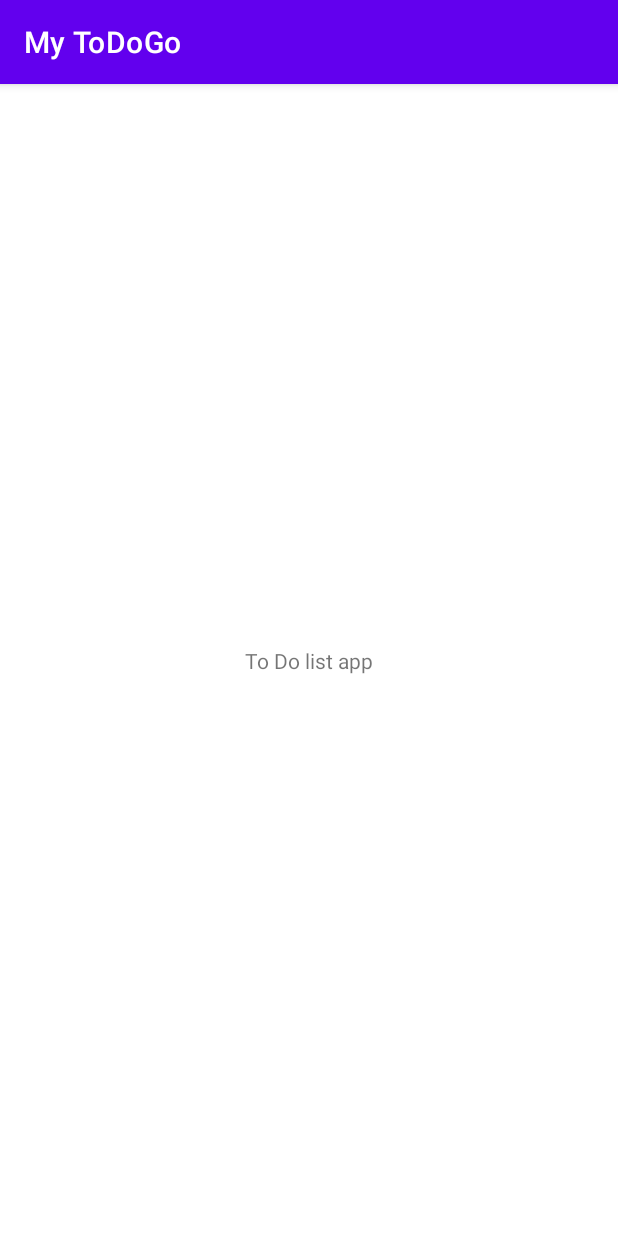
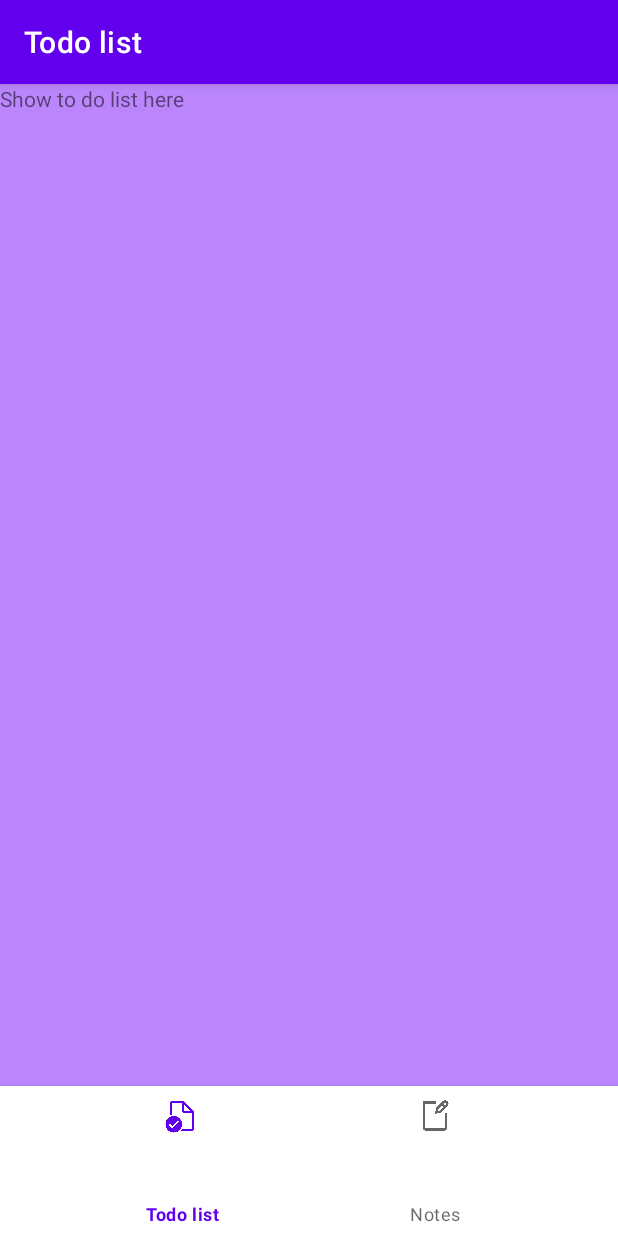
Before and after one commit to sbrishta/mytodogo, an Android app: the screen it shows after launch (MainActivity), on a phone screen of 412 x 824 dp. Run offline under Robolectric (Android 15) with nearby library versions, the phone set to English and light mode, and no system bars; our stand-ins replace navigation-ui.

Commit message:
Implemented Bottom navigation view with Navigation graph. - added bottom navigation view - added related menu items - added navigation graph todo_nav.xml  - added to do list and notes fragment - in main activity integrated nav controller with bottom navigation view - also added action bar configuration to show changes on title bar according to navigation item

```diff
--- a/app/build.gradle
+++ b/app/build.gradle
@@ -37,6 +37,9 @@ dependencies {
     implementation 'androidx.appcompat:appcompat:1.4.0'
     implementation 'com.google.android.material:material:1.4.0'
     implementation 'androidx.constraintlayout:constraintlayout:2.1.2'
+    implementation 'androidx.legacy:legacy-support-v4:1.0.0'
+    implementation 'androidx.navigation:navigation-fragment-ktx:2.3.5'
+    implementation 'androidx.navigation:navigation-ui-ktx:2.3.5'
     testImplementation 'junit:junit:4.+'
     androidTestImplementation 'androidx.test.ext:junit:1.1.3'
     androidTestImplementation 'androidx.test.espresso:espresso-core:3.4.0'
--- a/app/src/main/java/com/sbr/mytodogo/MainActivity.kt
+++ b/app/src/main/java/com/sbr/mytodogo/MainActivity.kt
@@ -2,10 +2,30 @@ package com.sbr.mytodogo
 
 import androidx.appcompat.app.AppCompatActivity
 import android.os.Bundle
+import androidx.fragment.app.Fragment
+import androidx.navigation.findNavController
+import androidx.navigation.fragment.NavHostFragment
+import androidx.navigation.ui.AppBarConfiguration
+import androidx.navigation.ui.setupActionBarWithNavController
+import androidx.navigation.ui.setupWithNavController
+import com.google.android.material.bottomnavigation.BottomNavigationView
 
 class MainActivity : AppCompatActivity() {
     override fun onCreate(savedInstanceState: Bundle?) {
         super.onCreate(savedInstanceState)
         setContentView(R.layout.activity_main)
+
+        val todoFragmentList = TodoListFragment()
+        val notesListFragment = NotesListFragment()
+
+        val bottomNavigationView = findViewById<BottomNavigationView>(R.id.bottomNavigationView)
+        val navHostFragment =
+            supportFragmentManager.findFragmentById(R.id.navHostFragment) as NavHostFragment
+        val navController = navHostFragment.navController
+        bottomNavigationView.setupWithNavController(navController)
+
+        val appBarConfig = AppBarConfiguration(setOf(R.id.todoListFragment,R.id.notesListFragment))
+        setupActionBarWithNavController(navController,appBarConfig)
     }
+
 }
--- /dev/null
+++ b/app/src/main/java/com/sbr/mytodogo/NotesListFragment.kt
@@ -0,0 +1,59 @@
+package com.sbr.mytodogo
+
+import android.os.Bundle
+import androidx.fragment.app.Fragment
+import android.view.LayoutInflater
+import android.view.View
+import android.view.ViewGroup
+
+// TODO: Rename parameter arguments, choose names that match
+// the fragment initialization parameters, e.g. ARG_ITEM_NUMBER
+private const val ARG_PARAM1 = "param1"
+private const val ARG_PARAM2 = "param2"
+
+/**
+ * A simple [Fragment] subclass.
+ * Use the [NotesListFragment.newInstance] factory method to
+ * create an instance of this fragment.
+ */
+class NotesListFragment : Fragment() {
+    // TODO: Rename and change types of parameters
+    private var param1: String? = null
+    private var param2: String? = null
+
+    override fun onCreate(savedInstanceState: Bundle?) {
+        super.onCreate(savedInstanceState)
+        arguments?.let {
+            param1 = it.getString(ARG_PARAM1)
+            param2 = it.getString(ARG_PARAM2)
+        }
+    }
+
+    override fun onCreateView(
+        inflater: LayoutInflater, container: ViewGroup?,
+        savedInstanceState: Bundle?
+    ): View? {
+        // Inflate the layout for this fragment
+        return inflater.inflate(R.layout.fragment_notes_list, container, false)
+    }
+
+    companion object {
+        /**
+         * Use this factory method to create a new instance of
+         * this fragment using the provided parameters.
+         *
+         * @param param1 Parameter 1.
+         * @param param2 Parameter 2.
+         * @return A new instance of fragment NotesListFragment.
+         */
+        // TODO: Rename and change types and number of parameters
+        @JvmStatic
+        fun newInstance(param1: String, param2: String) =
+            NotesListFragment().apply {
+                arguments = Bundle().apply {
+                    putString(ARG_PARAM1, param1)
+                    putString(ARG_PARAM2, param2)
+                }
+            }
+    }
+}
--- /dev/null
+++ b/app/src/main/java/com/sbr/mytodogo/TodoListFragment.kt
@@ -0,0 +1,59 @@
+package com.sbr.mytodogo
+
+import android.os.Bundle
+import androidx.fragment.app.Fragment
+import android.view.LayoutInflater
+import android.view.View
+import android.view.ViewGroup
+
+// TODO: Rename parameter arguments, choose names that match
+// the fragment initialization parameters, e.g. ARG_ITEM_NUMBER
+private const val ARG_PARAM1 = "param1"
+private const val ARG_PARAM2 = "param2"
+
+/**
+ * A simple [Fragment] subclass.
+ * Use the [TodoListFragment.newInstance] factory method to
+ * create an instance of this fragment.
+ */
+class TodoListFragment : Fragment() {
+    // TODO: Rename and change types of parameters
+    private var param1: String? = null
+    private var param2: String? = null
+
+    override fun onCreate(savedInstanceState: Bundle?) {
+        super.onCreate(savedInstanceState)
+        arguments?.let {
+            param1 = it.getString(ARG_PARAM1)
+            param2 = it.getString(ARG_PARAM2)
+        }
+    }
+
+    override fun onCreateView(
+        inflater: LayoutInflater, container: ViewGroup?,
+        savedInstanceState: Bundle?
+    ): View? {
+        // Inflate the layout for this fragment
+        return inflater.inflate(R.layout.fragment_todo_list, container, false)
+    }
+
+    companion object {
+        /**
+         * Use this factory method to create a new instance of
+         * this fragment using the provided parameters.
+         *
+         * @param param1 Parameter 1.
+         * @param param2 Parameter 2.
+         * @return A new instance of fragment TodoListFragment.
+         */
+        // TODO: Rename and change types and number of parameters
+        @JvmStatic
+        fun newInstance(param1: String, param2: String) =
+            TodoListFragment().apply {
+                arguments = Bundle().apply {
+                    putString(ARG_PARAM1, param1)
+                    putString(ARG_PARAM2, param2)
+                }
+            }
+    }
+}
--- a/app/src/main/res/layout/activity_main.xml
+++ b/app/src/main/res/layout/activity_main.xml
@@ -6,13 +6,25 @@
     android:layout_height="match_parent"
     tools:context=".MainActivity">
 
-    <TextView
-        android:layout_width="wrap_content"
-        android:layout_height="wrap_content"
-        android:text="To Do list app"
+    <com.google.android.material.bottomnavigation.BottomNavigationView
+        android:id="@+id/bottomNavigationView"
+        app:menu="@menu/bottom_nav_menu"
+        android:layout_width="match_parent"
+        android:layout_height="100dp"
         app:layout_constraintBottom_toBottomOf="parent"
-        app:layout_constraintLeft_toLeftOf="parent"
-        app:layout_constraintRight_toRightOf="parent"
-        app:layout_constraintTop_toTopOf="parent" />
+        app:layout_constraintEnd_toEndOf="parent"
+        app:layout_constraintStart_toStartOf="parent" />
+
+    <androidx.fragment.app.FragmentContainerView
+        android:id="@+id/navHostFragment"
+        android:name="androidx.navigation.fragment.NavHostFragment"
+        android:layout_width="match_parent"
+        android:layout_height="0dp"
+        app:defaultNavHost="true"
+        app:layout_constraintEnd_toEndOf="parent"
+        app:layout_constraintStart_toStartOf="parent"
+        app:layout_constraintTop_toTopOf="parent"
+        app:layout_constraintBottom_toTopOf="@id/bottomNavigationView"
+        app:navGraph="@navigation/todo_nav" />
 
 </androidx.constraintlayout.widget.ConstraintLayout>
--- /dev/null
+++ b/app/src/main/res/layout/fragment_notes_list.xml
@@ -0,0 +1,14 @@
+<?xml version="1.0" encoding="utf-8"?>
+<FrameLayout xmlns:android="http://schemas.android.com/apk/res/android"
+    xmlns:tools="http://schemas.android.com/tools"
+    android:layout_width="match_parent"
+    android:layout_height="match_parent"
+    tools:context=".NotesListFragment">
+
+    <!-- TODO: Update blank fragment layout -->
+    <TextView
+        android:layout_width="match_parent"
+        android:layout_height="match_parent"
+        android:text="Notes list show here" />
+
+</FrameLayout>
--- /dev/null
+++ b/app/src/main/res/layout/fragment_todo_list.xml
@@ -0,0 +1,15 @@
+<?xml version="1.0" encoding="utf-8"?>
+<FrameLayout xmlns:android="http://schemas.android.com/apk/res/android"
+    xmlns:tools="http://schemas.android.com/tools"
+    android:layout_width="match_parent"
+    android:layout_height="match_parent"
+    tools:context=".TodoListFragment"
+    android:background="@color/purple_200">
+
+    <!-- TODO: Update blank fragment layout -->
+    <TextView
+        android:layout_width="match_parent"
+        android:layout_height="match_parent"
+        android:text="Show to do list here" />
+
+</FrameLayout>
--- /dev/null
+++ b/app/src/main/res/menu/bottom_nav_menu.xml
@@ -0,0 +1,14 @@
+<?xml version="1.0" encoding="utf-8"?>
+<menu xmlns:app="http://schemas.android.com/apk/res-auto"
+    xmlns:android="http://schemas.android.com/apk/res/android">
+
+
+    <item
+        android:id="@+id/todoListFragment"
+        android:icon="@drawable/todo_list_icon"
+        android:title="@string/todo_icon" />
+    <item
+        android:id="@+id/notesListFragment"
+        android:icon="@drawable/notes_list_icon"
+        android:title="@string/notes_list" />
+</menu>
--- /dev/null
+++ b/app/src/main/res/navigation/todo_nav.xml
@@ -0,0 +1,18 @@
+<?xml version="1.0" encoding="utf-8"?>
+<navigation xmlns:android="http://schemas.android.com/apk/res/android"
+    xmlns:app="http://schemas.android.com/apk/res-auto"
+    xmlns:tools="http://schemas.android.com/tools"
+    android:id="@+id/main_nav"
+    app:startDestination="@id/todoListFragment">
+
+    <fragment
+        android:id="@+id/todoListFragment"
+        android:name="com.sbr.mytodogo.TodoListFragment"
+        android:label="@string/todo_label"
+        tools:layout="@layout/fragment_todo_list" />
+    <fragment
+        android:id="@+id/notesListFragment"
+        android:name="com.sbr.mytodogo.NotesListFragment"
+        android:label="@string/notes_label"
+        tools:layout="@layout/fragment_notes_list" />
+</navigation>
--- a/app/src/main/res/values/colors.xml
+++ b/app/src/main/res/values/colors.xml
@@ -7,4 +7,5 @@
     <color name="teal_700">#FF018786</color>
     <color name="black">#FF000000</color>
     <color name="white">#FFFFFFFF</color>
+    <color name="yellow">#FFFF00</color>
 </resources>
--- a/app/src/main/res/values/strings.xml
+++ b/app/src/main/res/values/strings.xml
@@ -1,3 +1,9 @@
 <resources>
     <string name="app_name">My ToDoGo</string>
+    <string name="todo_icon">Todo list</string>
+    <string name="notes_list">Notes</string>
+    <!-- TODO: Remove or change this placeholder text -->
+    <string name="hello_blank_fragment">Hello blank fragment</string>
+    <string name="todo_label">Todo list</string>
+    <string name="notes_label">Notes</string>
 </resources>
--- a/app/src/main/res/values/themes.xml
+++ b/app/src/main/res/values/themes.xml
@@ -1,6 +1,6 @@
 <resources xmlns:tools="http://schemas.android.com/tools">
     <!-- Base application theme. -->
-    <style name="Theme.MyToDoGo" parent="Theme.MaterialComponents.DayNight.DarkActionBar">
+    <style name="Theme.MyToDoGo" parent="Theme.MaterialComponents.Light.DarkActionBar">
         <!-- Primary brand color. -->
         <item name="colorPrimary">@color/purple_500</item>
         <item name="colorPrimaryVariant">@color/purple_700</item>
```
Also changed, not shown: app/src/main/res/drawable/notes_list_icon.png (added), app/src/main/res/drawable/todo_list_icon.png (added).
